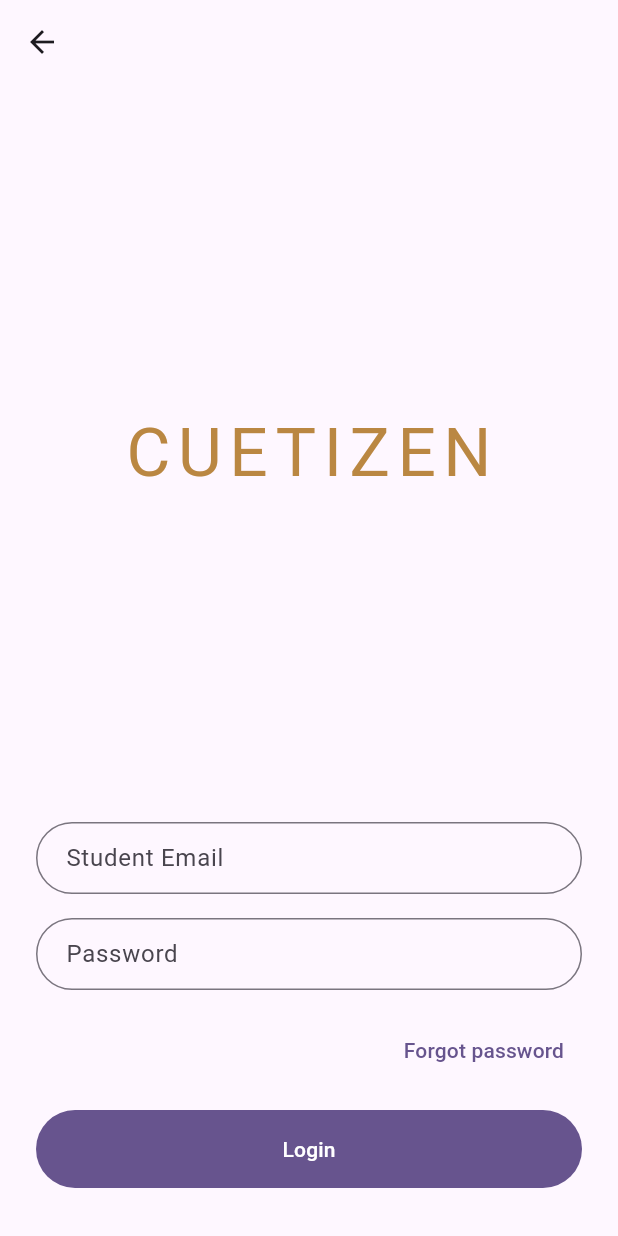
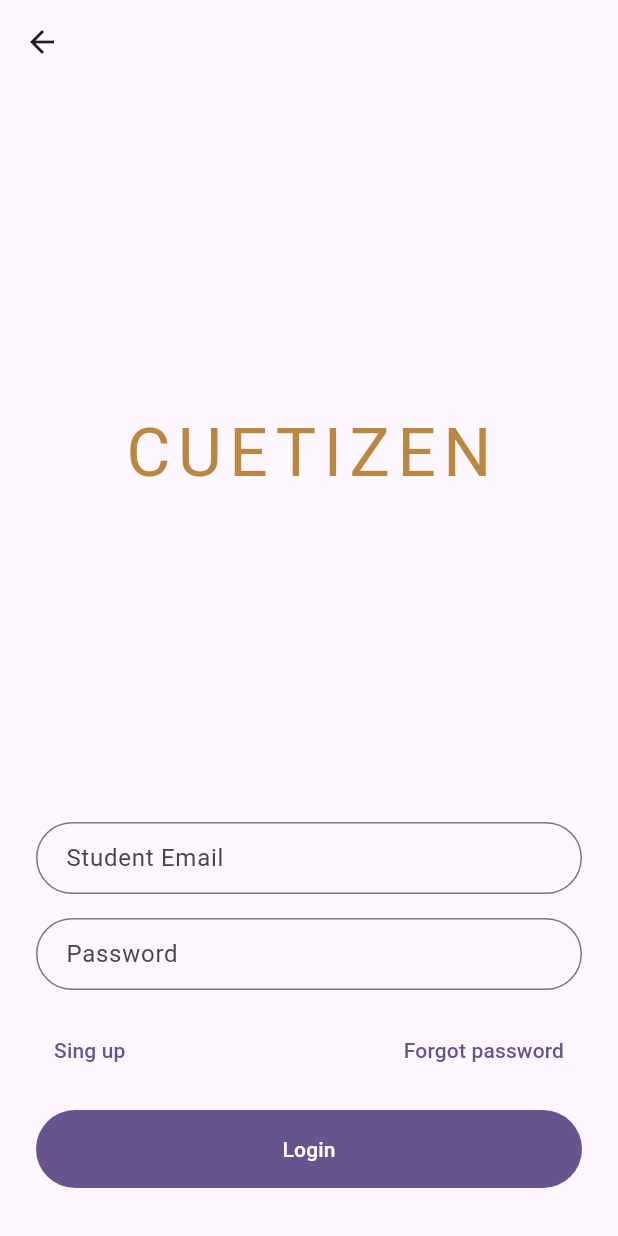
Before and after one commit to cuet-dev-corpse/cuet_book, a Flutter app: the screen it shows after launch, after a tap on "Login with Student ID", on a phone screen of 412 x 824 dp. Run offline on Flutter 3.47's test engine with Material 2 defaults, Android fonts, the phone set to English and light mode, and no system bars.

Commit message:
💄 Add signup button un login page

```diff
--- a/lib/screens/login_screen.dart
+++ b/lib/screens/login_screen.dart
@@ -62,8 +62,15 @@ class _LoginScreenState extends State<LoginScreen> with ValidationMixin {
             ),
             const SizedBox(height: 2 * kSpacing),
             Row(
-              mainAxisAlignment: MainAxisAlignment.end,
+              mainAxisAlignment: MainAxisAlignment.spaceBetween,
               children: [
+                TextButton(
+                  child: const Text("Sing up"),
+                  onPressed: () {
+                    // Navigator.of(context)
+                    //     .popAndPushNamed(SingupScreen.routeName);
+                  },
+                ),
                 TextButton(
                   child: const Text("Forgot password"),
                   onPressed: () {
```
